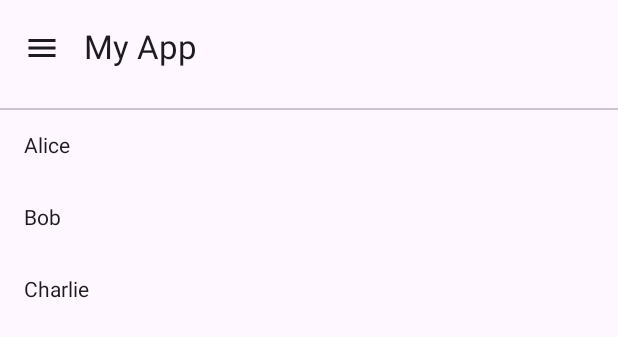
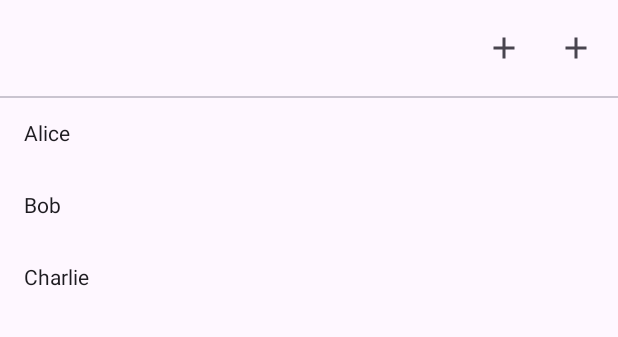
Before and after one commit to MrRamis/Hackathon, an Android app built with Jetpack Compose: the @Preview function DefaultPreview, on a phone screen of 412 x 824 dp. Shown: the top 337 px of the screen. Run offline under Robolectric (Android 15) with nearby library versions, the phone set to English and light mode, and no system bars.

Commit message:
adding plus buttons

```diff
--- a/app/build.gradle
+++ b/app/build.gradle
@@ -7,12 +7,12 @@ plugins {
 
 android {
     namespace 'com.example.hackathon'
-    compileSdk 33
+    compileSdk 34
 
     defaultConfig {
         applicationId "com.example.hackathon"
         minSdk 24
-        targetSdk 33
+        targetSdk 34
         versionCode 1
         versionName "1.0"
 
--- a/app/src/main/java/com/example/hackathon/view/MainActivity.kt
+++ b/app/src/main/java/com/example/hackathon/view/MainActivity.kt
@@ -4,6 +4,7 @@ import android.os.Bundle
 import androidx.activity.ComponentActivity
 import androidx.activity.compose.setContent
 import androidx.compose.foundation.layout.Column
+import androidx.compose.foundation.layout.Row
 import androidx.compose.foundation.layout.fillMaxSize
 import androidx.compose.foundation.layout.padding
 import androidx.compose.material.icons.Icons
@@ -24,6 +25,7 @@ import androidx.compose.ui.unit.dp
 import com.example.hackathon.ui.theme.HackathonTheme
 
 import androidx.compose.material.*
+import androidx.compose.material.icons.filled.Add
 
 class MainActivity : ComponentActivity() {
     override fun onCreate(savedInstanceState: Bundle?) {
@@ -43,16 +45,13 @@ class MainActivity : ComponentActivity() {
 
 @Composable
 fun Greeting(name: String, modifier: Modifier = Modifier) {
-    Column {
+
         Text(
             text = "Hello $name!",
             modifier = modifier
         )
-        Text(
-            text = "Hello $name!",
-            modifier = modifier
-        )
-    }
+
+
 
 }
 
@@ -72,14 +71,22 @@ fun MyScreenContent() {
     Scaffold(
         topBar = {
             TopAppBar(
+
                 title = {
-                    Text(text = "My App")
-                },
-                navigationIcon = {
-                    IconButton(onClick = { /* Handle navigation icon click */ }) {
-                        Icon(Icons.Default.Menu, contentDescription = "Menu")
+                    Text(text = "")
+                }, actions = {
+                    Row {
+                            IconButton(onClick = { /* Handle navigation icon click */ }) {
+                                Icon(Icons.Default.Add, contentDescription = "Menu")
+                            }
+                        IconButton(onClick = { /* Handle navigation icon click */ }) {
+                            Icon(Icons.Default.Add, contentDescription = "add")
+                        }
                     }
+
+
                 }
+
             )
         },
         content = {
@@ -95,7 +102,7 @@ fun MyScreenContent() {
 fun Greeting(name: String) {
     Text(
         text = "Hello $name!",
-        style = MaterialTheme.typography.headlineLarge,
+        style = MaterialTheme.typography.headlineSmall,
         modifier = Modifier.padding(16.dp)
     )
 }
```
Also changed, not shown: 1 other file.
